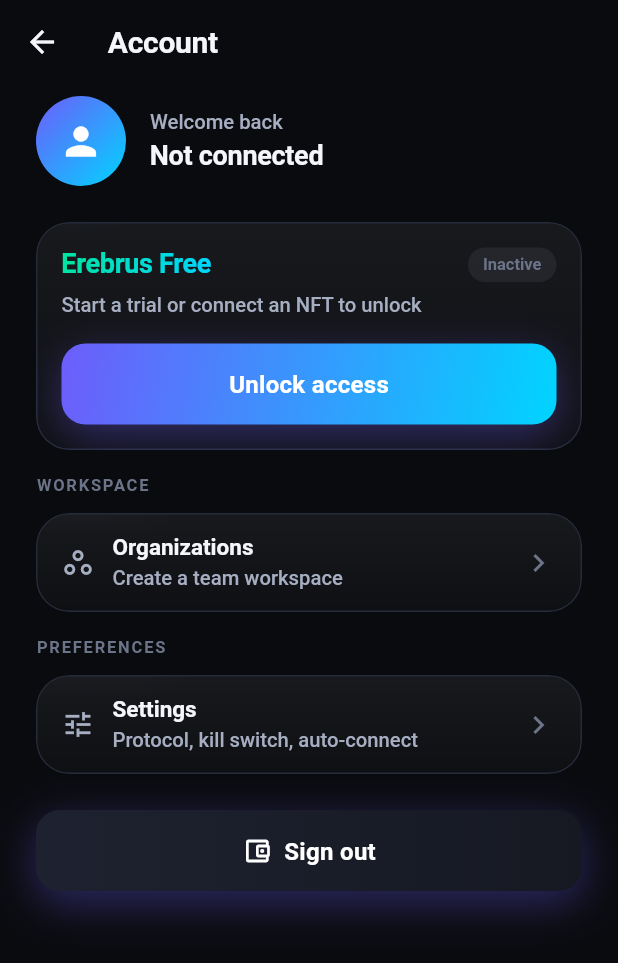
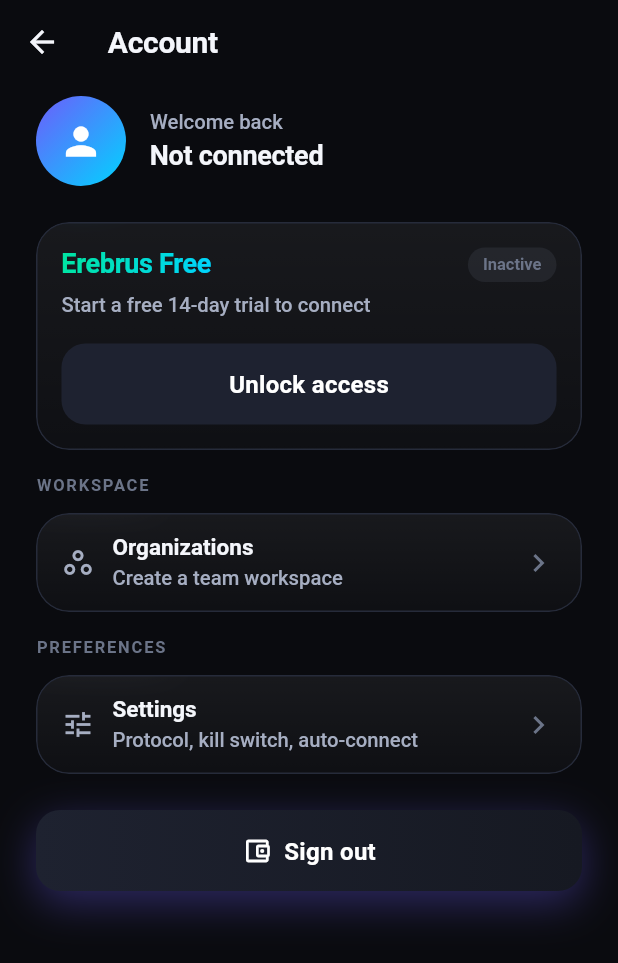
Before and after one commit to NetSepio/erebrus-vpn, a Flutter app: the ProfileView screen opened directly, on a phone screen of 412 x 824 dp. Shown: the top 963 px of the screen. Run offline on Flutter 3.47's test engine with Material 3 defaults, Android fonts, the phone set to English and light mode, and no system bars; our stand-ins replace flutter_secure_storage, get; missing offline and left inert: reown_appkit; accounts and stored records are empty; network calls fail.

Commit message:
feat: migrate auth to /api/v2/auth and add trial subscription UI
Replace deprecated /auth/flowid and /auth/authenticate with unified
GET/POST /api/v2/auth. Fetch real subscription state after login and
expose a Start free trial action on Account; block VPN connect until
entitled.

```diff
--- a/lib/view/profile/profile_view.dart
+++ b/lib/view/profile/profile_view.dart
@@ -15,6 +15,10 @@
     this.daysLeft,
     this.orgCount = 0,
     this.onManagePlan,
+    this.unlockLabel = 'Unlock access',
+    this.isLoadingEntitlement = false,
+    this.isStartingTrial = false,
+    this.entitlementError,
     this.onOpenOrgs,
     this.onOpenSettings,
     this.onSignOut,
@@ -28,6 +32,10 @@
   final int? daysLeft;
   final int orgCount;
   final VoidCallback? onManagePlan;
+  final String unlockLabel;
+  final bool isLoadingEntitlement;
+  final bool isStartingTrial;
+  final String? entitlementError;
   final VoidCallback? onOpenOrgs;
   final VoidCallback? onOpenSettings;
   final VoidCallback? onSignOut;
@@ -52,7 +60,16 @@
             _AuthError(message: authError!),
           ],
           const SizedBox(height: AppSpace.xl),
-          _EntitlementCard(plan: planLabel, source: entitlementSource, daysLeft: daysLeft, onManage: onManagePlan),
+          _EntitlementCard(
+            plan: planLabel,
+            source: entitlementSource,
+            daysLeft: daysLeft,
+            onManage: onManagePlan,
+            unlockLabel: unlockLabel,
+            isLoading: isLoadingEntitlement,
+            isStartingTrial: isStartingTrial,
+            entitlementError: entitlementError,
+          ),
           const SizedBox(height: AppSpace.lg),
           const SectionLabel('Workspace'),
           const SizedBox(height: AppSpace.md),
@@ -122,11 +139,24 @@
 }
 
 class _EntitlementCard extends StatelessWidget {
-  const _EntitlementCard({required this.plan, this.source, this.daysLeft, this.onManage});
+  const _EntitlementCard({
+    required this.plan,
+    this.source,
+    this.daysLeft,
+    this.onManage,
+    this.unlockLabel = 'Unlock access',
+    this.isLoading = false,
+    this.isStartingTrial = false,
+    this.entitlementError,
+  });
   final String plan;
   final String? source;
   final int? daysLeft;
   final VoidCallback? onManage;
+  final String unlockLabel;
+  final bool isLoading;
+  final bool isStartingTrial;
+  final String? entitlementError;
 
   @override
   Widget build(BuildContext context) {
@@ -134,8 +164,18 @@
     final badge = switch (source) {
       'trial' => 'Trial',
       'nft' => 'NFT access',
-      _ => 'Inactive',
+      'crypto' => 'Subscriber',
+      'admin' => 'Admin',
+      _ => entitled ? 'Active' : 'Inactive',
     };
+    final busy = isLoading || isStartingTrial;
+    final subtitle = isLoading
+        ? 'Checking subscription…'
+        : entitled
+            ? (daysLeft != null ? '$daysLeft days remaining' : 'Active')
+            : 'Start a free 14-day trial to connect';
+    final actionLabel = entitled ? 'Manage access' : unlockLabel;
+
     return GlassCard(
       borderColor: entitled ? AppColors.connected.withValues(alpha: 0.5) : null,
       child: Column(
@@ -149,6 +189,13 @@
                     style: Theme.of(context).textTheme.titleLarge?.copyWith(color: Colors.white)),
               ),
               const Spacer(),
+              if (busy)
+                const SizedBox(
+                  width: 18,
+                  height: 18,
+                  child: CircularProgressIndicator(strokeWidth: 2, color: AppColors.textMuted),
+                )
+              else
                 Container(
                   padding: const EdgeInsets.symmetric(horizontal: 10, vertical: 4),
                   decoration: BoxDecoration(
@@ -163,14 +210,19 @@
             ],
           ),
           const SizedBox(height: 6),
-          Text(
-            entitled
-                ? (daysLeft != null ? '$daysLeft days remaining' : 'Active')
-                : 'Start a trial or connect an NFT to unlock',
-            style: Theme.of(context).textTheme.bodyMedium,
+          Text(subtitle, style: Theme.of(context).textTheme.bodyMedium),
+          if (entitlementError != null && entitlementError!.isNotEmpty) ...[
+            const SizedBox(height: AppSpace.sm),
+            Text(entitlementError!, style: const TextStyle(color: AppColors.danger, fontSize: 13)),
+          ],
+          if (!entitled) ...[
+            const SizedBox(height: AppSpace.lg),
+            GradientButton(
+              label: actionLabel,
+              onPressed: busy ? null : onManage,
+              enabled: !busy && onManage != null,
             ),
-          const SizedBox(height: AppSpace.lg),
-          GradientButton(label: entitled ? 'Manage access' : 'Unlock access', onPressed: onManage),
+          ],
         ],
       ),
     );
```
Also changed, not shown: lib/auth/entitlement_state.dart (added, +54 -0 lines), lib/auth/gateway_auth_client.dart (+52 -8 lines), lib/auth/wallet_auth_controller.dart (+57 -0 lines), lib/view/bottombar/main_shell.dart (+25 -5 lines), lib/view/home/connect_view.dart (+13 -3 lines), 1 other file. Lines whose indentation alone changed are shown as unchanged.
